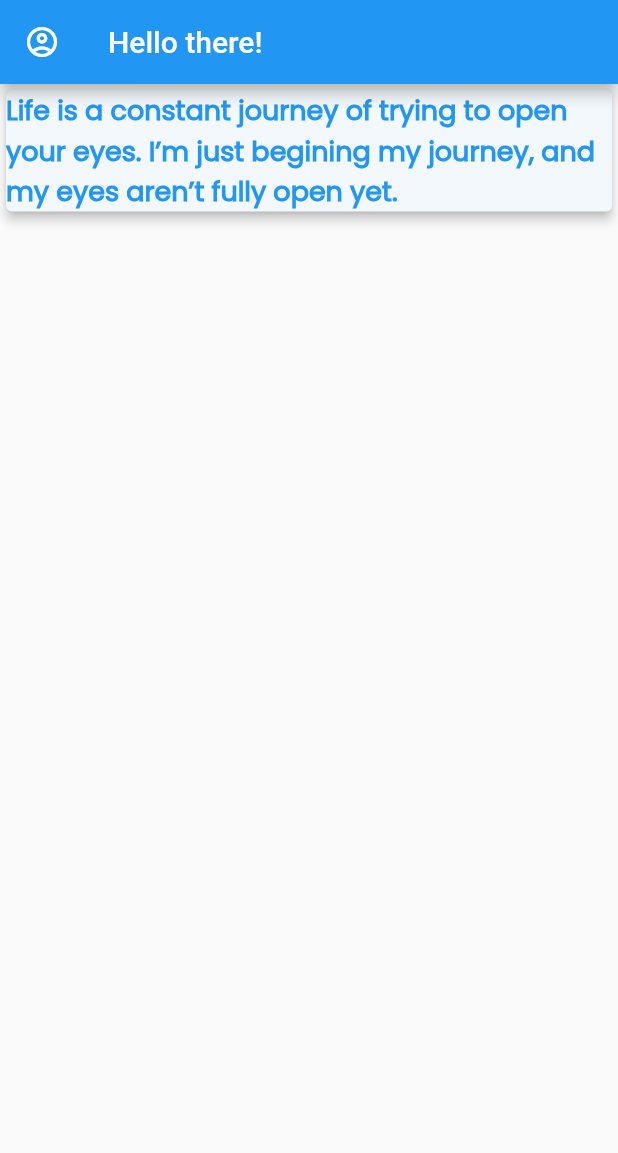
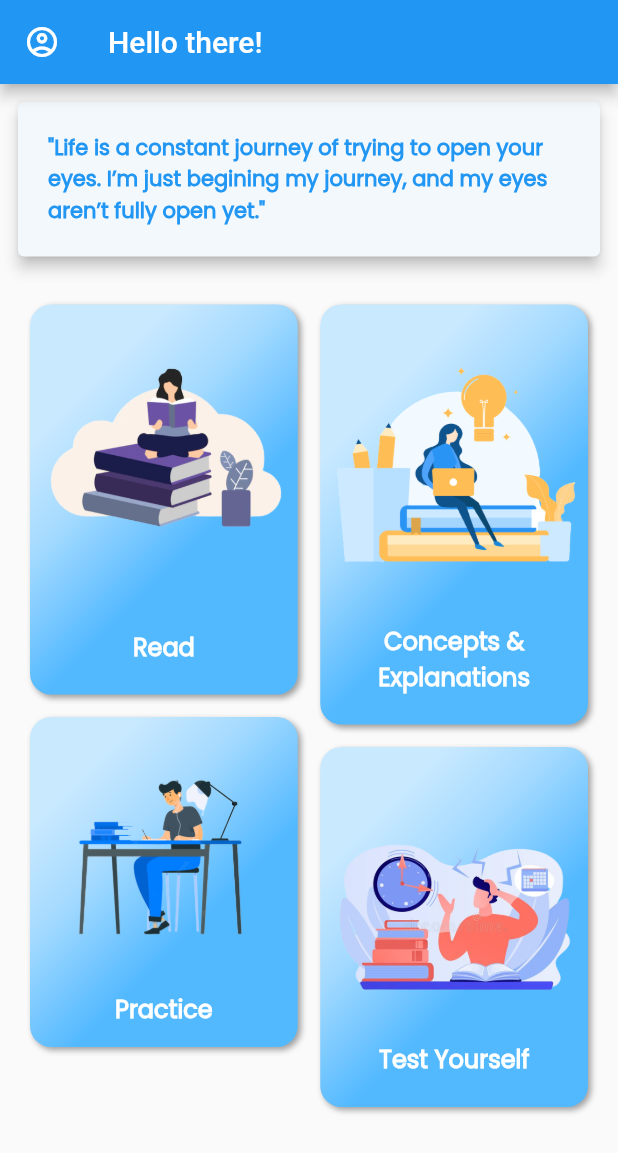
Before and after one commit to Nitish347/E-DRISHTI-1, a Flutter app: the Dashboard screen opened directly, on a phone screen of 412 x 824 dp. Shown: the top 1153 px of the screen. Run offline on Flutter 3.47's test engine with Material 2 defaults, Android fonts, the light colour scheme and no system bars; our stand-ins replace intro_slider; statements that could not run were skipped.

Commit message:
Added DashBoard Screen

```diff
--- a/lib/dashboard.dart
+++ b/lib/dashboard.dart
@@ -1,4 +1,5 @@
 import 'package:e_drishti/Widget.dart';
+import 'package:e_drishti/place_staggered_gridview.dart';
 import 'package:flutter/material.dart';
 
 import 'dashboardUI.dart';
@@ -105,8 +106,7 @@ class _DashboardState extends State<Dashboard> {
                     color: Colors.grey,
                   ),),
                 ),
-              )
-
+              ),
             ],
           ),
         ),
@@ -118,7 +118,34 @@ class _DashboardState extends State<Dashboard> {
         onPressed: () => _scaffoldKey.currentState!.openDrawer(),
         ),
         ),
-    body: dashboardUI(),);
+    body: SingleChildScrollView(
+      child: Column(
+        children: <Widget>[
+      Padding(
+        padding: const EdgeInsets.all(8.0),
+        child: Card(
+        color: Color(0xffF3F8FD),
+          elevation: 4.0,
+          child: Padding(
+            padding: const EdgeInsets.all(20.0),
+            child: Text(
+              '"Life is a constant journey of trying to open your eyes. I’m just begining my journey, and my eyes aren’t fully open yet."',
+              style: TextStyle(
+                fontFamily: 'Poppins',
+                fontWeight: FontWeight.w600,
+                fontSize: 14.0,
+                color: Colors.blue,
+              ),
+            ),
+          ),
+        ),
+      ),
+        // dashboardUI(),
+          PlaceStaggeredGridView(),
+        ],
+      ),
+    )
+    );
 
   }
 }
--- a/lib/dashboardUI.dart
+++ b/lib/dashboardUI.dart
@@ -1,4 +1,5 @@
 import 'package:flutter/material.dart';
+import 'package:flutter_staggered_grid_view/flutter_staggered_grid_view.dart';
 
 class dashboardUI extends StatefulWidget {
   const dashboardUI({Key? key}) : super(key: key);
@@ -10,24 +11,27 @@ class dashboardUI extends StatefulWidget {
 class _dashboardUIState extends State<dashboardUI> {
   @override
   Widget build(BuildContext context) {
-    return Container(
-      child: Column(
-        children: <Widget>[
-          Card(
-            color: Color(0xffF3F8FD),
-            elevation: 3.0,
-            child: Text(
-              "Life is a constant journey of trying to open your eyes. I’m just begining my journey, and my eyes aren’t fully open yet.",
-              style: TextStyle(
-                fontFamily: 'Poppins',
-                fontWeight: FontWeight.w600,
-                fontSize: 18.0,
-                color: Colors.blue,
-              ),
+        return StaggeredGridView.countBuilder(
+        crossAxisCount: 2,
+          itemCount: 4,
+          mainAxisSpacing: 15,
+    padding: EdgeInsets.only(left: 15, right: 15),
+    crossAxisSpacing: 15,
+          itemBuilder: (c,i){
+          return Container(
+            height: i%2==0? 300:200,
+            color:i % 2 == 0 ? Colors.black: Colors.deepOrange,
+            child: Center(
+              child: Text(i.toString()),
             ),
-          )
-        ],
-      ),
-    );
+          );
+          },
+          staggeredTileBuilder: (index){
+          return StaggeredTile.fit(1);
+          },
+        );
+    //     ],
+    //   ),
+    // );
   }
 }
--- /dev/null
+++ b/lib/place.dart
@@ -0,0 +1,16 @@
+class Place{
+  String title;
+  String imageUrl;
+  double height;
+
+  Place(this.title, this.imageUrl, this.height);
+
+  static List<Place> generatePlaces() {
+    return [
+      Place('Read','assets/read-removebg-preview.png',260),
+      Place('Concepts & Explanations', 'assets/concept2-removebg-preview.png', 280),
+      Place('Practice', 'assets/practice3-removebg-preview.png', 220),
+      Place('Test Yourself', 'assets/exams-tests-concept-vector-illustration-terrible-time-crunch-cramming-material-tests-examination-exams-test-results-160417134-removebg-preview.png', 240),
+    ];
+  }
+}
--- /dev/null
+++ b/lib/place_item.dart
@@ -0,0 +1,66 @@
+import 'dart:ui';
+import 'dart:math' as math;
+import 'package:e_drishti/place.dart';
+import 'package:flutter/material.dart';
+
+class PlaceItem extends StatelessWidget {
+  final Place place;
+  const PlaceItem({Key? key, required this.place}) : super(key: key);
+
+  @override
+  Widget build(BuildContext context) {
+    return Container(
+      height: place.height,
+      alignment: Alignment.bottomLeft,
+      decoration: BoxDecoration(
+        boxShadow: [
+          BoxShadow(
+            color: Colors.grey,
+            offset: Offset(2.0, 2.0), //(x,y)
+            blurRadius: 3.0,
+          ),
+        ],
+        borderRadius: BorderRadius.circular(14),
+        gradient: LinearGradient(
+        colors: [Color(0xffC9E9FF),Color(0xffA4DAFF), Color(0xff53B9FF)],
+        // begin: const FractionalOffset(0.0, 0.0),
+        // end: const FractionalOffset(0.5, 0.0),
+        stops: [
+          0.0,
+          0.3,
+          0.7
+          ],
+    begin: Alignment(-1.0, 0.0),
+    end: Alignment(1.0, 0.0),
+    // colors: [],
+    // stops: [],
+    transform: GradientRotation(math.pi / 4),
+      ),
+      ),
+      child: Column(
+        crossAxisAlignment: CrossAxisAlignment.start,
+        mainAxisSize: MainAxisSize.min,
+        children: [
+          Align(
+            alignment: Alignment.topCenter,
+            child: Image.asset(place.imageUrl),
+          ),
+          Padding(
+            padding: const EdgeInsets.symmetric(horizontal: 20.0, vertical: 20.0),
+            child: Align(
+              alignment: Alignment.center,
+              child: Text(place.title,
+              style: TextStyle(
+                fontFamily: 'Poppins',
+                fontWeight: FontWeight.w600,
+                fontSize: 16,
+                color: Colors.white,
+              ),
+              textAlign: TextAlign.center,),
+            ),
+          ),
+        ],
+      ),
+    );
+  }
+}
--- /dev/null
+++ b/lib/place_staggered_gridview.dart
@@ -0,0 +1,28 @@
+import 'package:e_drishti/place.dart';
+import 'package:e_drishti/place_item.dart';
+import 'package:flutter/cupertino.dart';
+import 'package:flutter/material.dart';
+import 'package:flutter_staggered_grid_view/flutter_staggered_grid_view.dart';
+
+class PlaceStaggeredGridView extends StatelessWidget {
+  final placeList = Place.generatePlaces();
+  // const PlaceStaggeredFridView({Key? key}) : super(key: key);
+
+  @override
+  Widget build(BuildContext context) {
+    return Container(
+      padding: EdgeInsets.all(20),
+      child: StaggeredGridView.countBuilder(
+        shrinkWrap: true,
+          physics: ScrollPhysics(),
+          crossAxisSpacing: 15,
+          mainAxisSpacing: 15,
+          crossAxisCount: 4,
+          itemCount: placeList.length,
+          itemBuilder: (context, index)=> PlaceItem(place: placeList[index]),
+          staggeredTileBuilder: (_)=>StaggeredTile.fit(2),
+
+      ),
+    );
+  }
+}
--- a/pubspec.yaml
+++ b/pubspec.yaml
@@ -28,6 +28,7 @@ dependencies:
 
   cupertino_icons: ^1.0.2
   intro_slider: ^2.3.4
+  flutter_staggered_grid_view: ^0.4.1
 
 dev_dependencies:
   flutter_test:
```
Also changed, not shown: assets/concept2-removebg-preview.png (added), assets/exams-tests-concept-vector-illustration-terrible-time-crunch-cramming-material-tests-examination-exams-test-results-160417134-removebg-preview.png (added), assets/practice3-removebg-preview.png (added), assets/read-removebg-preview.png (added), pubspec.lock.
